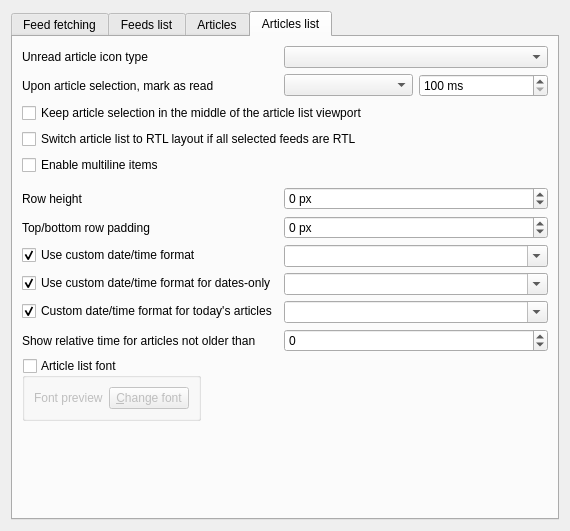
This is src/librssguard/gui/settings/settingsfeedsmessages.ui in martinrotter/rssguard as Qt 5 draws it before an edit. The edited form follows.
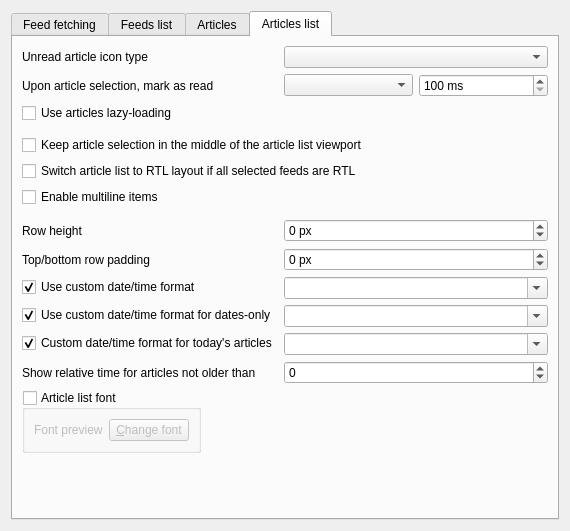
This is the edited form. The open tabs and pages were chosen to show the change. Custom widgets are drawn as their Qt base class.

Commit message: switchable article list lazy loading mode

```diff
--- a/src/librssguard/gui/settings/settingsfeedsmessages.ui
+++ b/src/librssguard/gui/settings/settingsfeedsmessages.ui
@@ -204,7 +204,7 @@
          <item>
           <spacer name="horizontalSpacer_2">
            <property name="orientation">
-            <enum>Qt::Orientation::Horizontal</enum>
+            <enum>Qt::Horizontal</enum>
            </property>
            <property name="sizeHint" stdset="0">
             <size>
@@ -366,7 +366,7 @@
             <item>
              <spacer name="horizontalSpacer_3">
               <property name="orientation">
-               <enum>Qt::Orientation::Horizontal</enum>
+               <enum>Qt::Horizontal</enum>
               </property>
               <property name="sizeHint" stdset="0">
                <size>
@@ -409,7 +409,7 @@
             <item>
              <spacer name="horizontalSpacer">
               <property name="orientation">
-               <enum>Qt::Orientation::Horizontal</enum>
+               <enum>Qt::Horizontal</enum>
               </property>
               <property name="sizeHint" stdset="0">
                <size>
@@ -451,21 +451,21 @@
        <item row="0" column="1">
         <widget class="QComboBox" name="m_cmbUnreadIconType"/>
        </item>
-       <item row="2" column="0" colspan="2">
+       <item row="4" column="0" colspan="2">
         <widget class="QCheckBox" name="m_checkKeppMessagesInTheMiddle">
          <property name="text">
           <string>Keep article selection in the middle of the article list viewport</string>
          </property>
         </widget>
        </item>
-       <item row="4" column="0">
+       <item row="6" column="0">
         <widget class="QCheckBox" name="m_checkMultilineArticleList">
          <property name="text">
           <string>Enable multiline items</string>
          </property>
         </widget>
        </item>
-       <item row="5" column="0" colspan="2">
+       <item row="7" column="0" colspan="2">
         <widget class="HelpSpoiler" name="m_helpMultilineArticleList" native="true">
          <property name="minimumSize">
           <size>
@@ -475,7 +475,7 @@
          </property>
         </widget>
        </item>
-       <item row="6" column="0">
+       <item row="8" column="0">
         <widget class="QLabel" name="label_2">
          <property name="text">
           <string>Row height</string>
@@ -485,7 +485,7 @@
          </property>
         </widget>
        </item>
-       <item row="6" column="1">
+       <item row="8" column="1">
         <widget class="QSpinBox" name="m_spinHeightRowsMessages">
          <property name="minimumSize">
           <size>
@@ -504,7 +504,7 @@
          </property>
         </widget>
        </item>
-       <item row="7" column="0">
+       <item row="9" column="0">
         <widget class="QLabel" name="label_4">
          <property name="text">
           <string>Top/bottom row padding</string>
@@ -514,7 +514,7 @@
          </property>
         </widget>
        </item>
-       <item row="7" column="1">
+       <item row="9" column="1">
         <widget class="QSpinBox" name="m_spinPaddingRowsMessages">
          <property name="minimumSize">
           <size>
@@ -533,7 +533,7 @@
          </property>
         </widget>
        </item>
-       <item row="8" column="0">
+       <item row="10" column="0">
         <widget class="QCheckBox" name="m_checkMessagesDateTimeFormat">
          <property name="text">
           <string>Use custom date/time format</string>
@@ -546,7 +546,7 @@
          </property>
         </widget>
        </item>
-       <item row="8" column="1">
+       <item row="10" column="1">
         <widget class="QComboBox" name="m_cmbMessagesDateTimeFormat">
          <property name="minimumSize">
           <size>
@@ -559,7 +559,7 @@
          </property>
         </widget>
        </item>
-       <item row="9" column="0">
+       <item row="11" column="0">
         <widget class="QCheckBox" name="m_checkMessagesDateTimeFormatForDatesOnly">
          <property name="text">
           <string>Use custom date/time format for dates-only</string>
@@ -572,7 +572,7 @@
          </property>
         </widget>
        </item>
-       <item row="9" column="1">
+       <item row="11" column="1">
         <widget class="QComboBox" name="m_cmbMessagesDateTimeFormatForDatesOnly">
          <property name="minimumSize">
           <size>
@@ -585,7 +585,7 @@
          </property>
         </widget>
        </item>
-       <item row="10" column="0">
+       <item row="12" column="0">
         <widget class="QCheckBox" name="m_checkMessagesTimeFormat">
          <property name="text">
           <string>Custom date/time format for today's articles</string>
@@ -598,7 +598,7 @@
          </property>
         </widget>
        </item>
-       <item row="10" column="1">
+       <item row="12" column="1">
         <widget class="QComboBox" name="m_cmbMessagesTimeFormat">
          <property name="minimumSize">
           <size>
@@ -611,14 +611,14 @@
          </property>
         </widget>
        </item>
-       <item row="11" column="0">
+       <item row="13" column="0">
         <widget class="QLabel" name="label">
          <property name="text">
           <string>Show relative time for articles not older than</string>
          </property>
         </widget>
        </item>
-       <item row="11" column="1">
+       <item row="13" column="1">
         <widget class="QSpinBox" name="m_spinRelativeArticleTime">
          <property name="minimum">
           <number>-1</number>
@@ -628,7 +628,7 @@
          </property>
         </widget>
        </item>
-       <item row="12" column="0">
+       <item row="14" column="0">
         <widget class="QGroupBox" name="m_gbArticleListFont">
          <property name="title">
           <string>Article list font</string>
@@ -690,13 +690,30 @@
          </property>
         </widget>
        </item>
-       <item row="3" column="0" colspan="2">
+       <item row="5" column="0" colspan="2">
         <widget class="QCheckBox" name="m_checkSwitchArticleListRtl">
          <property name="text">
           <string>Switch article list to RTL layout if all selected feeds are RTL</string>
          </property>
         </widget>
        </item>
+       <item row="2" column="0" colspan="2">
+        <widget class="QCheckBox" name="m_checkArticleListLazyLoading">
+         <property name="text">
+          <string>Use articles lazy-loading</string>
+         </property>
+        </widget>
+       </item>
+       <item row="3" column="0" colspan="2">
+        <widget class="HelpSpoiler" name="m_helpArticlesLazyLoading" native="true">
+         <property name="minimumSize">
+          <size>
+           <width>50</width>
+           <height>0</height>
+          </size>
+         </property>
+        </widget>
+       </item>
       </layout>
      </widget>
     </widget>
```
The commit also changes 7 other files.
